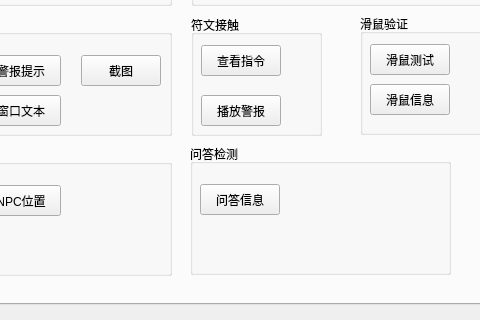
Before: the Qt Designer form mainwindow.ui in kinvcode/BattleMush, drawn with Qt 5; both pictures show x 156 to 636 and y 280 to 600 of the 800 by 600 pixel window.
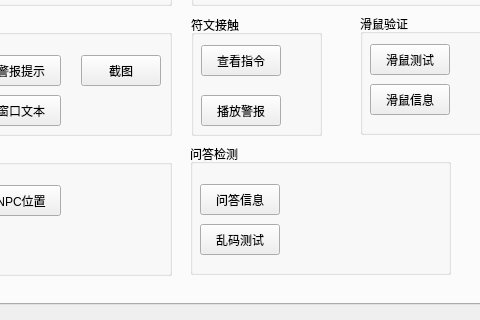
After: the same form once the commit is applied. Custom widgets are drawn as their Qt base class.

Patch:
```diff
--- a/mainwindow.ui
+++ b/mainwindow.ui
@@ -2761,6 +2761,31 @@
             <string>问答信息</string>
            </property>
           </widget>
+          <widget class="QPushButton" name="pushButton_answer_input_test">
+           <property name="geometry">
+            <rect>
+             <x>10</x>
+             <y>80</y>
+             <width>80</width>
+             <height>31</height>
+            </rect>
+           </property>
+           <property name="minimumSize">
+            <size>
+             <width>80</width>
+             <height>31</height>
+            </size>
+           </property>
+           <property name="maximumSize">
+            <size>
+             <width>80</width>
+             <height>31</height>
+            </size>
+           </property>
+           <property name="text">
+            <string>乱码测试</string>
+           </property>
+          </widget>
          </widget>
          <widget class="QGroupBox" name="groupBox_11">
           <property name="geometry">
```
